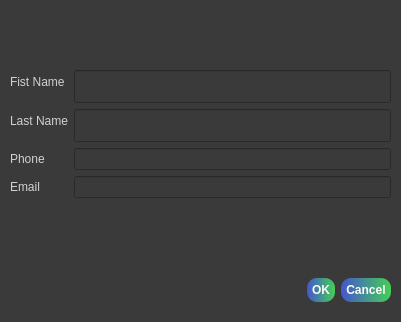
Above: AddPerson.ui from hrosicka/PyQtPartyList before the change. Below: the same form after it.
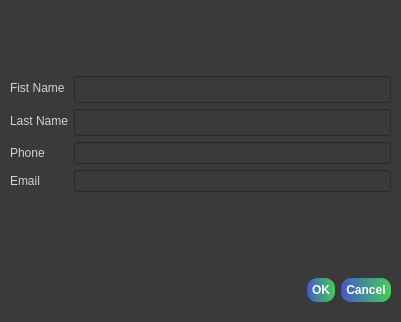
That is the form after the change.

The edit to the form file:
```diff
--- a/AddPerson.ui
+++ b/AddPerson.ui
@@ -77,7 +77,7 @@
        <string>Insert your age</string>
       </property>
       <property name="styleSheet">
-       <string notr="true">font: 16pt;
+       <string notr="true">font: 12pt;
 color: rgb(209, 209, 209);</string>
       </property>
       <property name="alignment">
@@ -102,7 +102,7 @@
        <string>Insert your height in cm</string>
       </property>
       <property name="styleSheet">
-       <string notr="true">font: 16pt;
+       <string notr="true">font: 12pt;
 color: rgb(209, 209, 209);</string>
       </property>
       <property name="alignment">
```
Left out of the diff: 4 changed lines with no effect on the pictures.
